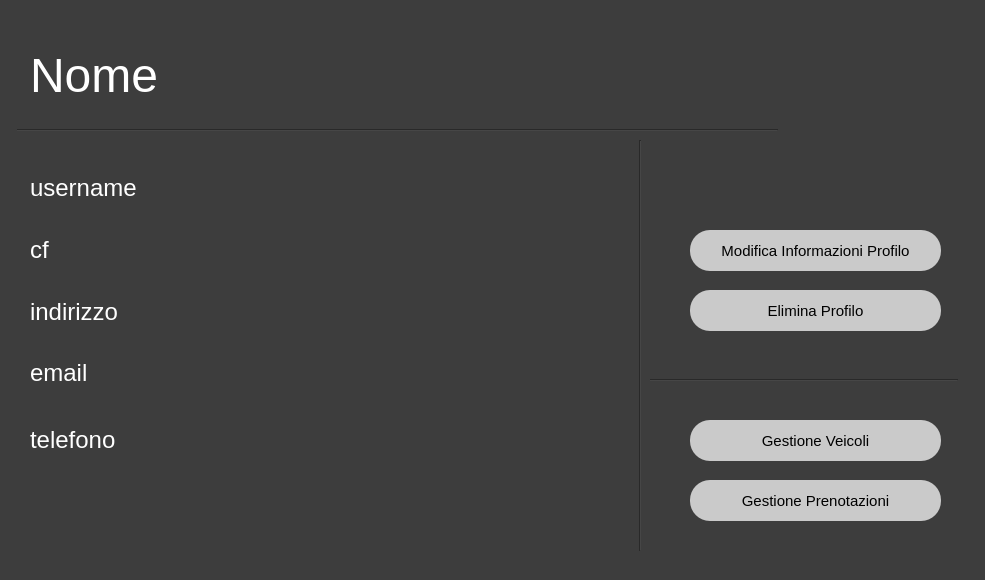
Above: cliente/view/VistaProfiloUtente.ui from riccardomalpiedi/parcheggio before the change. Below: the same form after it.
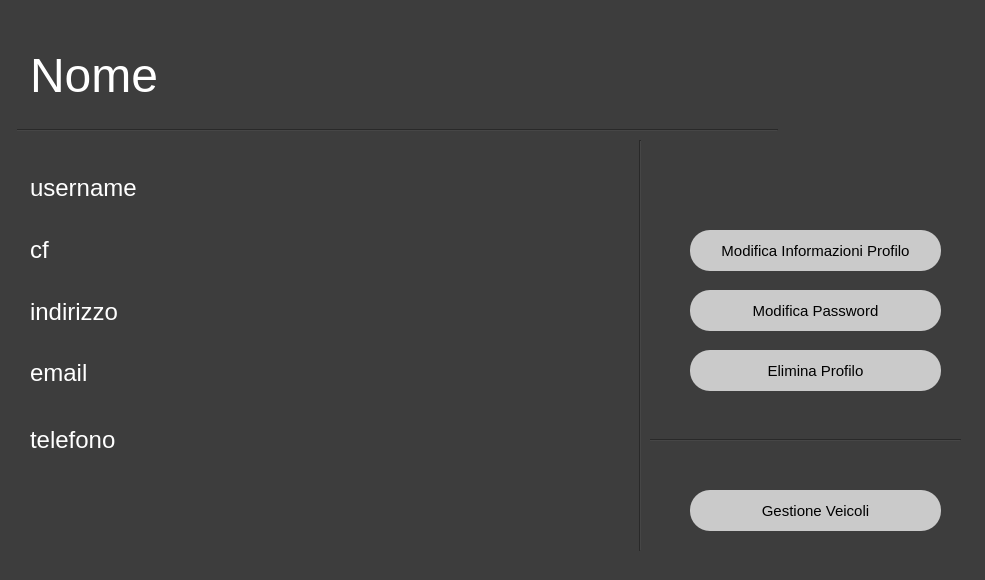
That is the form after the change.

Commit message: Aggiunta monidifica password cliente, modifiche al login dell'amministrattore e cassiere e correzioni varie

```diff
--- a/cliente/view/VistaProfiloUtente.ui
+++ b/cliente/view/VistaProfiloUtente.ui
@@ -37,7 +37,7 @@
    <property name="geometry">
     <rect>
      <x>690</x>
-     <y>420</y>
+     <y>490</y>
      <width>251</width>
      <height>41</height>
     </rect>
@@ -54,27 +54,6 @@
     <string>Gestione Veicoli</string>
    </property>
   </widget>
-  <widget class="QPushButton" name="gestione_prenotazioni_button">
-   <property name="geometry">
-    <rect>
-     <x>690</x>
-     <y>480</y>
-     <width>251</width>
-     <height>41</height>
-    </rect>
-   </property>
-   <property name="cursor">
-    <cursorShape>PointingHandCursor</cursorShape>
-   </property>
-   <property name="styleSheet">
-    <string notr="true">border-radius:20px; 
- background-color: rgb(202, 202, 202);
-font-size:11pt</string>
-   </property>
-   <property name="text">
-    <string>Gestione Prenotazioni</string>
-   </property>
-  </widget>
   <widget class="Line" name="line">
    <property name="geometry">
     <rect>
@@ -115,8 +94,8 @@
   <widget class="Line" name="line_2">
    <property name="geometry">
     <rect>
-     <x>647</x>
-     <y>370</y>
+     <x>650</x>
+     <y>430</y>
      <width>311</width>
      <height>20</height>
     </rect>
@@ -293,11 +272,32 @@
     </item>
    </layout>
   </widget>
-  <widget class="QPushButton" name="elimina_profilo_button">
+  <widget class="QPushButton" name="modifica_password_button">
    <property name="geometry">
     <rect>
      <x>690</x>
      <y>290</y>
+     <width>251</width>
+     <height>41</height>
+    </rect>
+   </property>
+   <property name="cursor">
+    <cursorShape>PointingHandCursor</cursorShape>
+   </property>
+   <property name="styleSheet">
+    <string notr="true">border-radius:20px; 
+ background-color: rgb(202, 202, 202);
+font-size:11pt</string>
+   </property>
+   <property name="text">
+    <string>Modifica Password</string>
+   </property>
+  </widget>
+  <widget class="QPushButton" name="elimina_profilo_button">
+   <property name="geometry">
+    <rect>
+     <x>690</x>
+     <y>350</y>
      <width>251</width>
      <height>41</height>
     </rect>
```
The commit also changes 20 other files.
